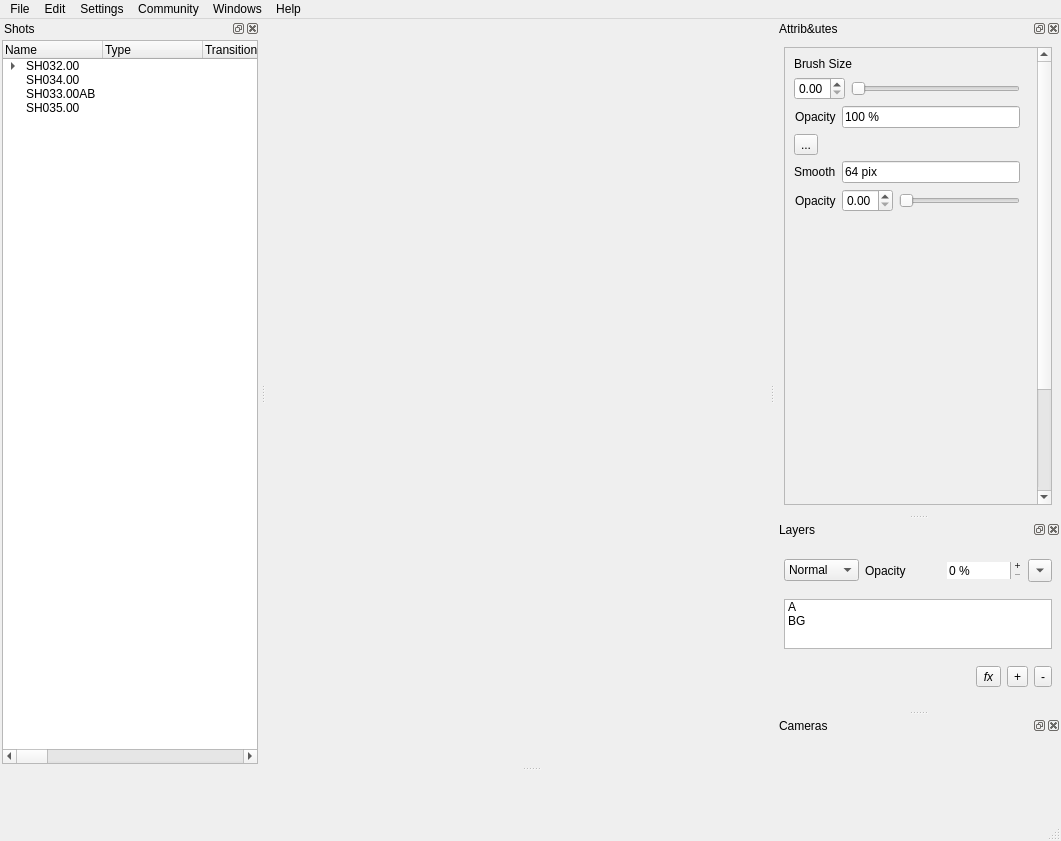
Qt form BoarderMainWindow.ui (GameFusion/B-Line) before a commit.
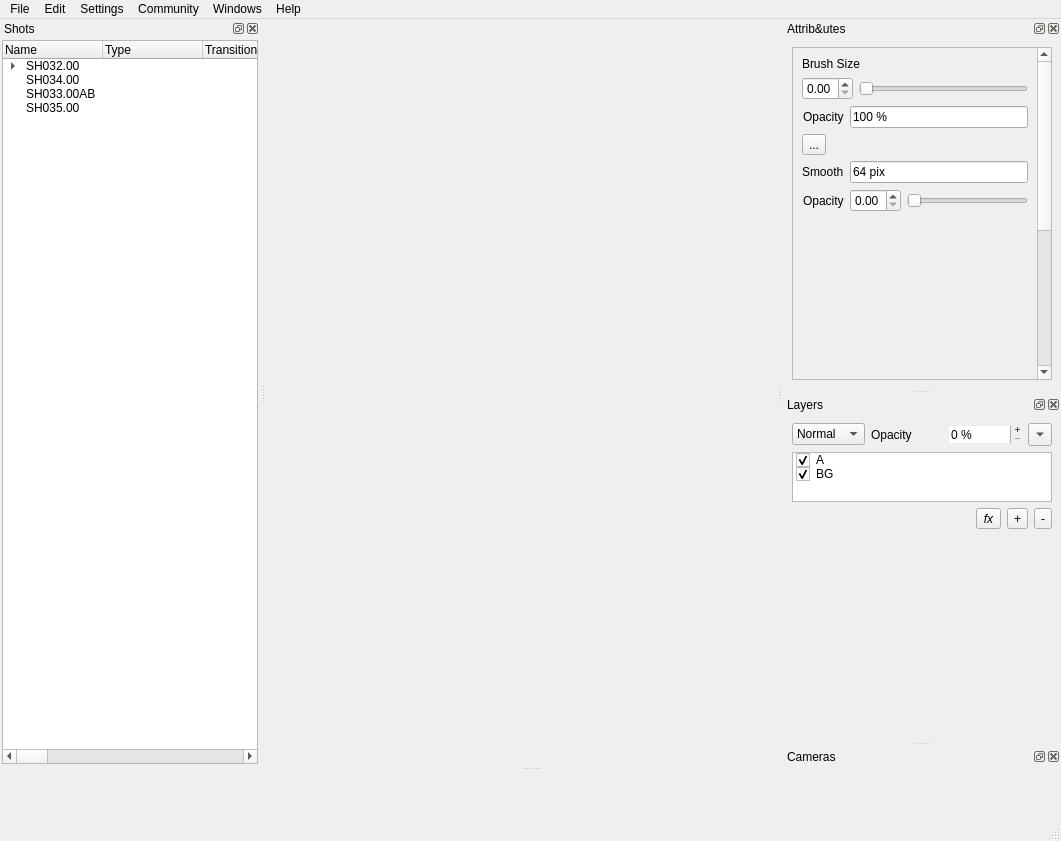
The same form after that commit. Icons and pictures are not drawn.

Commit message: Refactor and Enhance Layer Management in BoarderMainWindow

```diff
--- a/BoarderMainWindow.ui
+++ b/BoarderMainWindow.ui
@@ -93,12 +93,6 @@
   </widget>
   <widget class="QStatusBar" name="statusbar"/>
   <widget class="QDockWidget" name="dockAttributes">
-   <property name="minimumSize">
-    <size>
-     <width>286</width>
-     <height>146</height>
-    </size>
-   </property>
    <property name="windowTitle">
     <string>Attrib&amp;utes</string>
    </property>
@@ -788,12 +782,6 @@
      <verstretch>0</verstretch>
     </sizepolicy>
    </property>
-   <property name="minimumSize">
-    <size>
-     <width>280</width>
-     <height>0</height>
-    </size>
-   </property>
    <property name="floating">
     <bool>false</bool>
    </property>
@@ -875,11 +863,20 @@
         <property name="text">
          <string>A</string>
         </property>
+        <property name="checkState">
+         <enum>Checked</enum>
+        </property>
+        <property name="flags">
+         <set>ItemIsSelectable|ItemIsEditable|ItemIsDragEnabled|ItemIsDropEnabled|ItemIsUserCheckable|ItemIsEnabled</set>
+        </property>
        </item>
        <item>
         <property name="text">
          <string>BG</string>
         </property>
+        <property name="checkState">
+         <enum>Checked</enum>
+        </property>
        </item>
       </widget>
      </item>
@@ -940,16 +937,23 @@
        </item>
       </layout>
      </item>
+     <item>
+      <spacer name="verticalSpacer_2">
+       <property name="orientation">
+        <enum>Qt::Orientation::Vertical</enum>
+       </property>
+       <property name="sizeHint" stdset="0">
+        <size>
+         <width>20</width>
+         <height>206</height>
+        </size>
+       </property>
+      </spacer>
+     </item>
     </layout>
    </widget>
   </widget>
   <widget class="QDockWidget" name="dockCameras">
-   <property name="minimumSize">
-    <size>
-     <width>62</width>
-     <height>38</height>
-    </size>
-   </property>
    <property name="windowTitle">
     <string>Cameras</string>
    </property>
```
Left out of the diff: 16 changed lines with no effect on the pictures. The commit also changes 7 other files.
